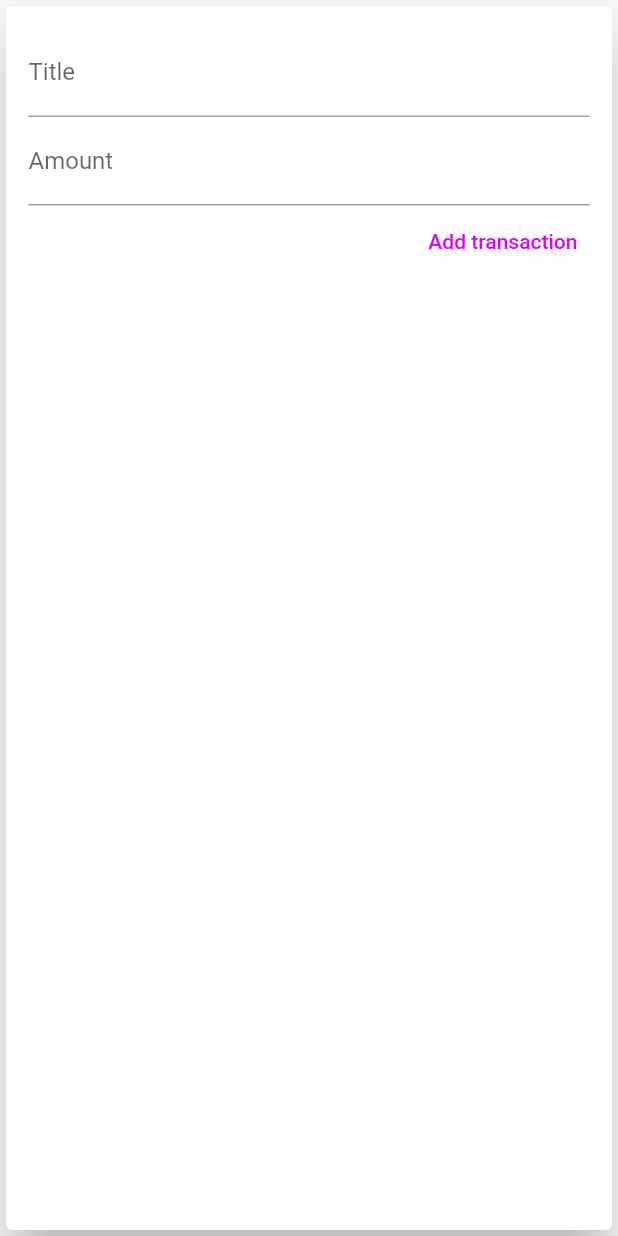
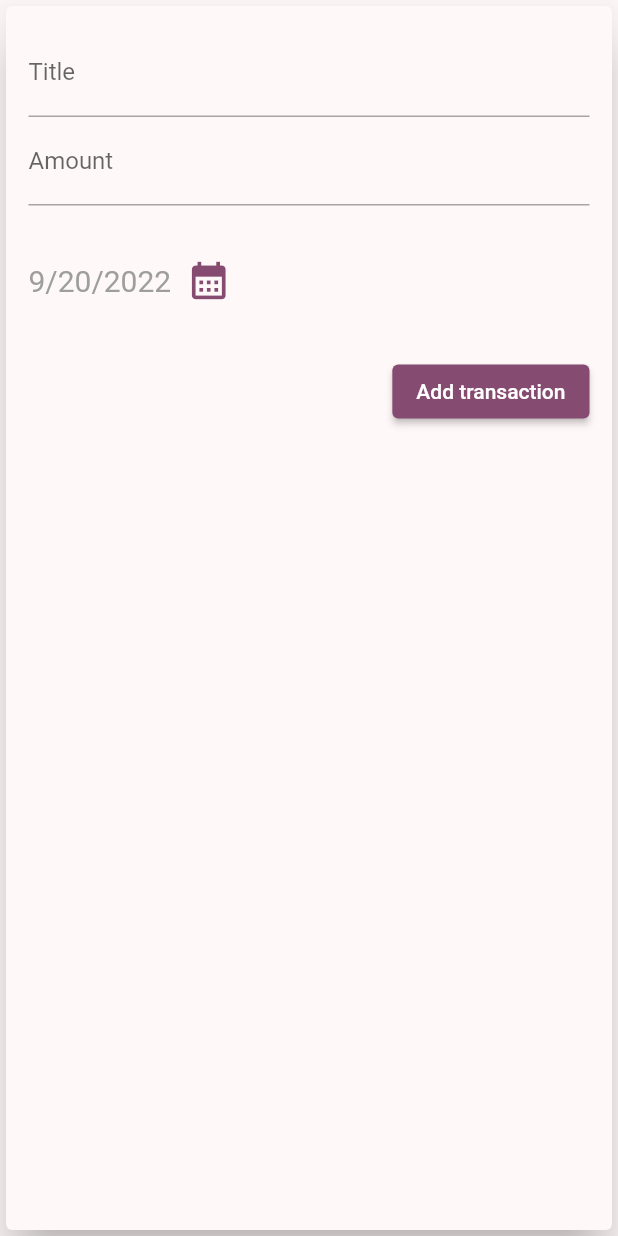
Before and after one commit to vPokladLI/flutter_expense_app, a Flutter app: the AddTransactionForm widget shown alone on an empty page, opened directly, after a tap on "Add transaction", on a phone screen of 412 x 824 dp. Run offline on Flutter 3.47's test engine with Material 2 defaults, Android fonts, the phone set to English and light mode, and no system bars; missing offline and left inert: dart:ffi, xid.

```diff
--- a/lib/main.dart
+++ b/lib/main.dart
@@ -13,8 +13,7 @@ class App extends StatelessWidget {
       title: 'Expense app',
       home: MyHomePage(),
       theme: ThemeData(
-        colorScheme:
-            ColorScheme.light(primary: Color.fromARGB(255, 221, 0, 255)),
+        colorSchemeSeed: Color.fromARGB(255, 214, 31, 171),
         fontFamily: 'Quicksand',
         textTheme: ThemeData.light().textTheme.copyWith(
               titleLarge: TextStyle(
--- a/lib/widgets/addTransactionForm.dart
+++ b/lib/widgets/addTransactionForm.dart
@@ -1,4 +1,7 @@
+import 'dart:ffi';
+
 import 'package:flutter/material.dart';
+import 'package:intl/intl.dart';
 
 class AddTransactionForm extends StatefulWidget {
   final Function onSubmit;
@@ -10,8 +13,24 @@ class AddTransactionForm extends StatefulWidget {
 
 class _AddTransactionFormState extends State<AddTransactionForm> {
   final titleController = TextEditingController();
+  final amountController = TextEditingController();
+  DateTime _selectedDate = DateTime.now();
 
-  final amountController = TextEditingController();
+  void _presentDatePicker() {
+    showDatePicker(
+            context: context,
+            initialDate: DateTime.now(),
+            firstDate: DateTime(2020),
+            lastDate: DateTime.now())
+        .then((date) {
+      if (date == null) {
+        return;
+      }
+      setState(() {
+        _selectedDate = date;
+      });
+    });
+  }
 
   void onsubmitHandler() {
     String title = titleController.text;
@@ -19,7 +38,7 @@ class _AddTransactionFormState extends State<AddTransactionForm> {
     if (title.isEmpty || value <= 0) {
       return;
     }
-    widget.onSubmit(title, value);
+    widget.onSubmit(title, value, _selectedDate);
     titleController.text = '';
     amountController.text = '';
     // FocusManager.instance.primaryFocus?.unfocus();
@@ -46,7 +65,24 @@ class _AddTransactionFormState extends State<AddTransactionForm> {
               decoration: InputDecoration(labelText: 'Amount'),
               onEditingComplete: onsubmitHandler,
             ),
-            TextButton(
+            Container(
+              height: 100,
+              child: Row(
+                children: [
+                  Text(
+                    DateFormat.yMd().format(_selectedDate),
+                    style: TextStyle(color: Colors.grey[500], fontSize: 20),
+                  ),
+                  IconButton(
+                      padding: EdgeInsets.all(10),
+                      iconSize: 30,
+                      onPressed: _presentDatePicker,
+                      color: Theme.of(context).primaryColor,
+                      icon: Icon(Icons.calendar_month))
+                ],
+              ),
+            ),
+            ElevatedButton(
               onPressed: onsubmitHandler,
               child: Text('Add transaction'),
             ),
--- a/lib/widgets/chart/chart.dart
+++ b/lib/widgets/chart/chart.dart
@@ -21,10 +21,10 @@ class Chart extends StatelessWidget {
         }
       }
       return {
-        'day': DateFormat.E().format(weakDay).substring(0, 1),
+        'day': DateFormat.E().format(weakDay).substring(0, 3),
         'amount': totalSumm
       };
-    });
+    }).reversed.toList();
   }
 
   double get _maxSpend {
```
Also changed, not shown: lib/homePage.dart (+14 -4 lines), lib/ui/transActionTile.dart (added, +45 -0 lines), lib/widgets/chart/chartBarElement.dart (+5 -2 lines), lib/widgets/transactionList.dart (+11 -6 lines), assets/images/no_items.png.
